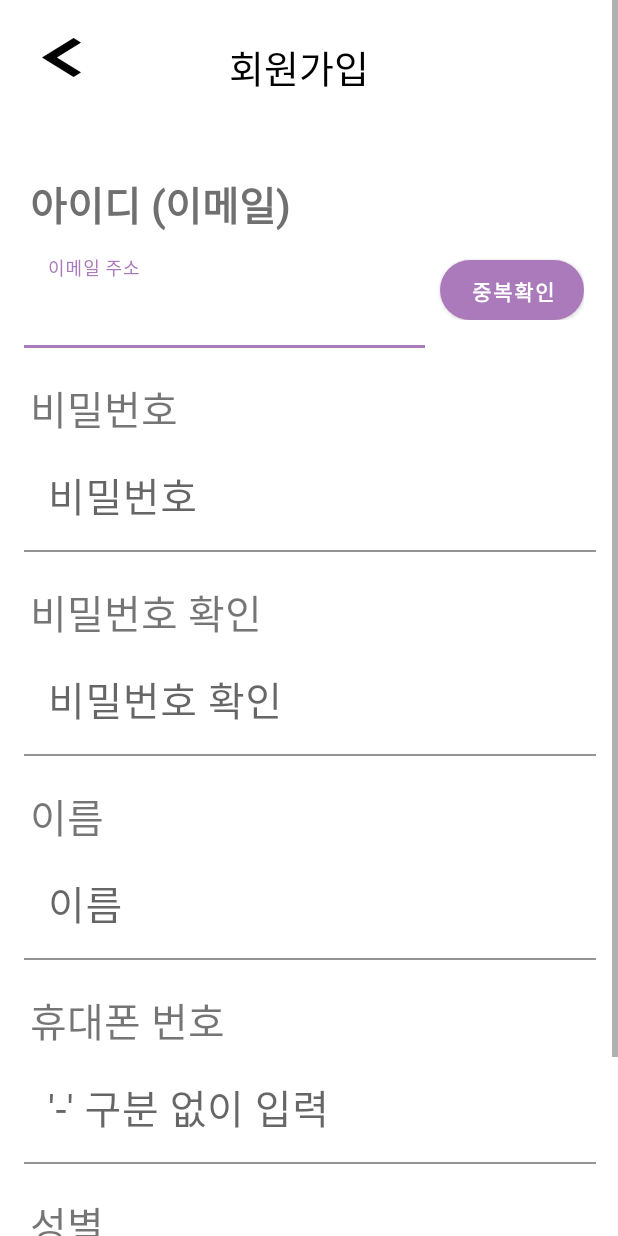
After one commit to starter85/jolProject, an Android app: the layout activity_register.xml on its own in the app's theme, with its tools: preview values and no code run, on a phone screen of 412 x 824 dp. The commit adds this screen. Run offline under Robolectric (Android 15) with nearby library versions, the phone set to English and light mode, and no system bars.

```diff
--- a/GoCook_/app/src/main/java/com/example/gocook_/MainFragment.java
+++ b/GoCook_/app/src/main/java/com/example/gocook_/MainFragment.java
@@ -14,6 +14,7 @@ public class MainFragment extends Fragment {
     public View onCreateView(LayoutInflater inflater, ViewGroup container,
                              Bundle savedInstanceState) {
         // Inflate the layout for this fragment
-        return inflater.inflate(R.layout.fragment_main, container, false);
+//        return inflater.inflate(R.layout.fragment_main, container, false);
+        return inflater.inflate(R.layout.fragment_read, container, false);
     }
 }
--- /dev/null
+++ b/GoCook_/app/src/main/res/layout/activity_register.xml
@@ -0,0 +1,323 @@
+<?xml version="1.0" encoding="utf-8"?>
+<ScrollView xmlns:android="http://schemas.android.com/apk/res/android"
+    xmlns:tools="http://schemas.android.com/tools"
+    android:layout_width="match_parent"
+    android:layout_height="match_parent"
+    tools:context=".RegisterActivity">
+
+    <LinearLayout
+        android:layout_width="match_parent"
+        android:layout_height="match_parent"
+        android:orientation="vertical">
+
+        <LinearLayout
+            android:layout_width="match_parent"
+            android:layout_height="wrap_content"
+            android:layout_marginTop="25dp"
+            android:gravity="left">
+
+            <LinearLayout
+                android:layout_width="wrap_content"
+                android:layout_height="wrap_content"
+                android:gravity="left">
+
+            </LinearLayout>
+
+            <ImageView
+                android:id="@+id/btn_back"
+                android:layout_width="31dp"
+                android:layout_height="26dp"
+                android:layout_marginLeft="25dp"
+                android:src="@drawable/navigation">
+
+            </ImageView>
+
+            <TextView
+                android:layout_width="wrap_content"
+                android:layout_height="wrap_content"
+                android:fontFamily="@font/nanumgothicextrabold"
+                android:text="                회원가입"
+                android:textColor="@color/black"
+                android:textSize="25dp" />
+
+        </LinearLayout>
+
+        <LinearLayout
+            android:layout_width="wrap_content"
+            android:layout_height="wrap_content"
+            android:layout_marginTop="25dp">
+
+            <ImageView
+                android:layout_width="match_parent"
+                android:layout_height="wrap_content"
+                android:src="@drawable/line"></ImageView>
+
+        </LinearLayout>
+
+        <TextView
+            android:layout_width="wrap_content"
+            android:layout_height="wrap_content"
+            android:layout_marginLeft="20dp"
+            android:layout_marginTop="25dp"
+            android:fontFamily="@font/nanumgothic"
+            android:text="아이디 (이메일)"
+            android:textColor="#707070"
+            android:textSize="40px"
+            android:textStyle="bold" />
+
+        <LinearLayout
+            android:layout_width="match_parent"
+            android:layout_height="wrap_content"
+            android:orientation="horizontal">
+
+            <com.google.android.material.textfield.TextInputLayout
+                android:layout_width="wrap_content"
+                android:layout_height="wrap_content"
+                android:layout_marginTop="-10dp">
+
+                <EditText
+                    android:id="@+id/et_email"
+                    android:layout_width="267dp"
+                    android:layout_height="wrap_content"
+                    android:layout_marginLeft="16dp"
+                    android:layout_marginTop="16dp"
+                    android:background="@color/white"
+                    android:ems="15"
+                    android:fontFamily="@font/nanumgothicbold"
+                    android:hint="이메일 주소"
+                    android:textColorHint="#808080"
+                    android:textSize="40px" />
+
+            </com.google.android.material.textfield.TextInputLayout>
+
+            <LinearLayout
+                android:layout_width="wrap_content"
+                android:layout_height="wrap_content"
+                android:layout_marginTop="12dp"
+                android:orientation="vertical">
+
+                <Button
+                    android:id="@+id/btn_idck"
+                    android:layout_width="wrap_content"
+                    android:layout_height="40dp"
+                    android:layout_marginLeft="10dp"
+                    android:layout_marginTop="5dp"
+                    android:background="@drawable/button_round"
+                    android:fontFamily="@font/nanumgothic"
+                    android:text=" 중복확인 "
+                    android:textStyle="bold">
+
+                </Button>
+            </LinearLayout>
+        </LinearLayout>
+
+        <TextView
+            android:layout_width="wrap_content"
+            android:layout_height="wrap_content"
+            android:layout_marginLeft="20dp"
+            android:layout_marginTop="20dp"
+            android:fontFamily="@font/nanumgothicbold"
+            android:text="비밀번호"
+            android:textSize="40px" />
+
+        <LinearLayout
+            android:layout_width="match_parent"
+            android:layout_height="wrap_content"
+            android:orientation="horizontal">
+
+            <com.google.android.material.textfield.TextInputLayout
+                android:layout_width="wrap_content"
+                android:layout_height="wrap_content"
+                android:layout_marginTop="-10dp">
+
+                <EditText
+                    android:id="@+id/et_pwd"
+                    android:layout_width="381dp"
+                    android:layout_height="wrap_content"
+                    android:layout_marginLeft="16dp"
+                    android:layout_marginTop="16dp"
+                    android:background="@color/white"
+                    android:ems="15"
+                    android:fontFamily="@font/nanumgothicbold"
+                    android:hint="비밀번호"
+                    android:textColorHint="#808080"
+                    android:textSize="40px" />
+
+            </com.google.android.material.textfield.TextInputLayout>
+
+        </LinearLayout>
+
+        <TextView
+            android:layout_width="wrap_content"
+            android:layout_height="wrap_content"
+            android:layout_marginLeft="20dp"
+            android:layout_marginTop="20dp"
+            android:fontFamily="@font/nanumgothicbold"
+            android:text="비밀번호 확인"
+            android:textSize="40px" />
+
+        <LinearLayout
+            android:layout_width="match_parent"
+            android:layout_height="wrap_content"
+            android:orientation="horizontal">
+
+            <com.google.android.material.textfield.TextInputLayout
+                android:layout_width="wrap_content"
+                android:layout_height="wrap_content"
+                android:layout_marginTop="-10dp">
+
+                <EditText
+                    android:id="@+id/et_pwdck"
+                    android:layout_width="381dp"
+                    android:layout_height="wrap_content"
+                    android:layout_marginLeft="16dp"
+                    android:layout_marginTop="16dp"
+                    android:background="@color/white"
+                    android:ems="15"
+                    android:fontFamily="@font/nanumgothicbold"
+                    android:hint="비밀번호 확인"
+                    android:textColorHint="#808080"
+                    android:textSize="40px" />
+
+            </com.google.android.material.textfield.TextInputLayout>
+
+        </LinearLayout>
+
+        <TextView
+            android:layout_width="wrap_content"
+            android:layout_height="wrap_content"
+            android:layout_marginLeft="20dp"
+            android:layout_marginTop="20dp"
+            android:fontFamily="@font/nanumgothicbold"
+            android:text="이름"
+            android:textSize="40px" />
+
+        <LinearLayout
+            android:layout_width="match_parent"
+            android:layout_height="wrap_content"
+            android:orientation="horizontal">
+
+            <com.google.android.material.textfield.TextInputLayout
+                android:layout_width="wrap_content"
+                android:layout_height="wrap_content"
+                android:layout_marginTop="-10dp">
+
+                <EditText
+                    android:id="@+id/et_name"
+                    android:layout_width="381dp"
+                    android:layout_height="wrap_content"
+                    android:layout_marginLeft="16dp"
+                    android:layout_marginTop="16dp"
+                    android:background="@color/white"
+                    android:ems="15"
+                    android:fontFamily="@font/nanumgothicbold"
+                    android:hint="이름"
+                    android:textColorHint="#808080"
+                    android:textSize="40px" />
+
+            </com.google.android.material.textfield.TextInputLayout>
+
+        </LinearLayout>
+
+        <TextView
+            android:layout_width="wrap_content"
+            android:layout_height="wrap_content"
+            android:layout_marginLeft="20dp"
+            android:layout_marginTop="20dp"
+            android:fontFamily="@font/nanumgothicbold"
+            android:text="휴대폰 번호"
+            android:textSize="40px" />
+
+        <LinearLayout
+            android:layout_width="match_parent"
+            android:layout_height="wrap_content"
+            android:orientation="horizontal">
+
+            <com.google.android.material.textfield.TextInputLayout
+                android:layout_width="wrap_content"
+                android:layout_height="wrap_content"
+                android:layout_marginTop="-10dp">
+
+                <EditText
+                    android:id="@+id/et_phonenb"
+                    android:layout_width="381dp"
+                    android:layout_height="wrap_content"
+                    android:layout_marginLeft="16dp"
+                    android:layout_marginTop="16dp"
+                    android:background="@color/white"
+                    android:ems="15"
+                    android:fontFamily="@font/nanumgothicbold"
+                    android:hint="'-' 구분 없이 입력"
+                    android:textColorHint="#808080"
+                    android:textSize="40px" />
+
+            </com.google.android.material.textfield.TextInputLayout>
+
+        </LinearLayout>
+
+        <TextView
+            android:layout_width="wrap_content"
+            android:layout_height="wrap_content"
+            android:layout_marginLeft="20dp"
+            android:layout_marginTop="20dp"
+            android:fontFamily="@font/nanumgothicbold"
+            android:text="성별"
+            android:textSize="40px" />
+
+        <LinearLayout
+            android:layout_width="match_parent"
+            android:layout_height="wrap_content"
+            android:layout_marginLeft="15dp"
+            android:orientation="horizontal">
+
+            <RadioGroup
+                android:id="@+id/rbtn_button"
+                android:layout_width="wrap_content"
+                android:layout_height="wrap_content"
+                android:orientation="horizontal">
+
+                <RadioButton
+                    android:id="@+id/rbtn_man"
+                    android:layout_width="wrap_content"
+                    android:layout_height="wrap_content"
+                    android:layout_marginLeft="7dp"
+                    android:text="남자"></RadioButton>
+
+                <RadioButton
+                    android:id="@+id/rbtn_woman"
+                    android:layout_width="wrap_content"
+                    android:layout_height="wrap_content"
+                    android:text="여자"></RadioButton>
+
+            </RadioGroup>
+
+        </LinearLayout>
+
+        <LinearLayout
+            android:layout_width="match_parent"
+            android:layout_height="match_parent"
+            android:layout_marginLeft="15dp"
+            android:orientation="vertical">
+
+            <Button
+                android:id="@+id/btn_register"
+                android:layout_width="match_parent"
+                android:layout_height="50dp"
+                android:layout_marginTop="10dp"
+                android:layout_marginRight="14dp"
+                android:background="@drawable/button_round"
+                android:fontFamily="@font/nanumgothic"
+                android:text="GoCook 시작하기"
+                android:textStyle="bold">
+
+            </Button>
+
+            <TextView
+                android:layout_width="match_parent"
+                android:layout_height="match_parent" />
+
+        </LinearLayout>
+
+    </LinearLayout>
+
+</ScrollView>
```
Also changed, not shown: GoCook_/app/src/main/java/com/example/gocook_/MainActivity.java (+5 -5 lines), GoCook_/app/src/main/java/com/example/gocook_/MemberLoginActivity.java (+13 -16 lines), GoCook_/app/src/main/java/com/example/gocook_/RegisterActivity.java (added, +178 -0 lines), GoCook_/app/src/main/java/com/example/gocook_/UserAccount.java (added, +65 -0 lines), GoCook_/app/src/main/res/layout/fragment_read.xml (+25 -3 lines), GoCook_/app/src/main/res/menu/bottom_menu.xml (+7 -6 lines).
